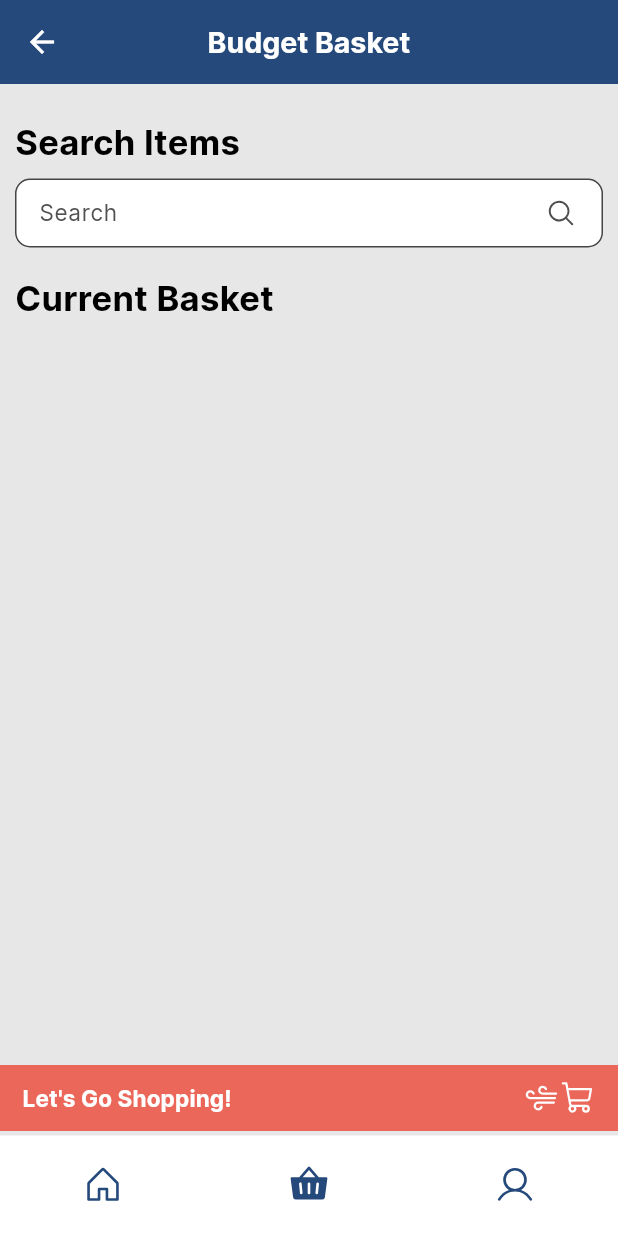
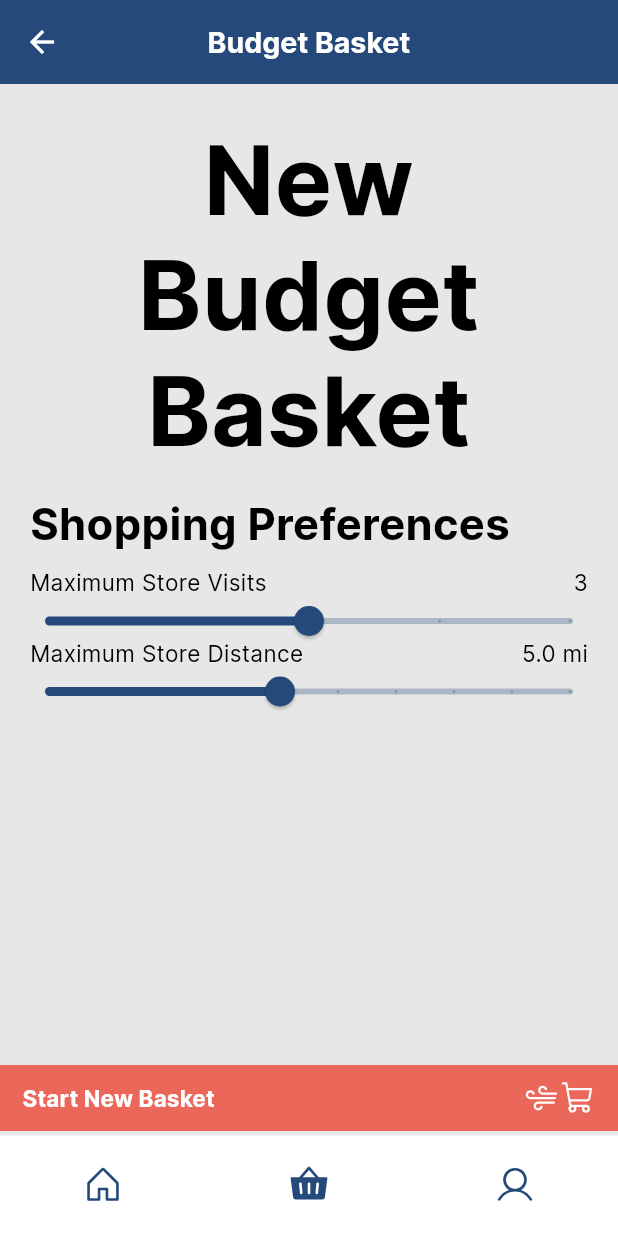
Before and after one commit to Eric-Fithian/budget-basket-app, a Flutter app: the screen it shows after launch, on a phone screen of 412 x 824 dp. Run offline on Flutter 3.47's test engine with Material 3 defaults, Android fonts, the phone set to English and light mode, and no system bars; our stand-ins replace geolocator, phosphor_flutter.

Commit message:
shopping preferences added. full shopping workflow is working

```diff
--- a/frontend/budget_basket/lib/main.dart
+++ b/frontend/budget_basket/lib/main.dart
@@ -2,6 +2,7 @@ import 'package:budget_basket/models/grocery_store.dart';
 import 'package:budget_basket/models/item.dart';
 import 'package:budget_basket/models/store_list.dart';
 import 'package:budget_basket/pages/loading_page.dart';
+import 'package:budget_basket/pages/new_basket_page.dart';
 import 'package:budget_basket/pages/shopping_page.dart';
 import 'package:budget_basket/providers/shopping_cart_provider.dart';
 import 'package:flutter/material.dart';
@@ -23,23 +24,24 @@ class MainApp extends StatelessWidget {
         ChangeNotifierProvider(create: (context) => ShoppingCartProvider()),
       ],
       child: MaterialApp(
-        home: BasketBuilderPage(
-          userPosition: Position(
-            latitude: 40.0150,
-            longitude: -105.2705,
-            altitude: 0,
-            speed: 0,
-            speedAccuracy: 0,
-            heading: 0,
-            accuracy: 0,
-            floor: 0,
-            timestamp: DateTime.now(),
-            altitudeAccuracy: 0,
-            headingAccuracy: 0,
-          ),
-          radiusInMiles: 10,
-          maxNumberOfStores: 10,
-        ),
+        home: NewBasketPage(),
+        // home: BasketBuilderPage(
+        //   userPosition: Position(
+        //     latitude: 40.0150,
+        //     longitude: -105.2705,
+        //     altitude: 0,
+        //     speed: 0,
+        //     speedAccuracy: 0,
+        //     heading: 0,
+        //     accuracy: 0,
+        //     floor: 0,
+        //     timestamp: DateTime.now(),
+        //     altitudeAccuracy: 0,
+        //     headingAccuracy: 0,
+        //   ),
+        //   radiusInMiles: 10,
+        //   maxNumberOfStores: 10,
+        // ),
         // home: ShoppingPage(storeLists: []),
       ),
     );
--- a/frontend/budget_basket/lib/pages/basket_builder_page.dart
+++ b/frontend/budget_basket/lib/pages/basket_builder_page.dart
@@ -107,7 +107,13 @@ class _BasketBuilderPageState extends State<BasketBuilderPage> {
           ),
         ),
         centerTitle: true, // Center the title
-        leading: Icon(Icons.arrow_back, color: Colors.white),
+        leading: IconButton(
+          icon: Icon(Icons.arrow_back),
+          color: Colors.white,
+          onPressed: () {
+            Navigator.pop(context);
+          },
+        ),
       ),
       body: Consumer<ShoppingCartProvider>(
           builder: (context, shoppingCartProvider, child) {
--- a/frontend/budget_basket/lib/pages/new_basket_page.dart
+++ b/frontend/budget_basket/lib/pages/new_basket_page.dart
@@ -0,0 +1,418 @@
+import 'package:budget_basket/api/api_service.dart';
+import 'package:budget_basket/components/basket_item.dart';
+import 'package:budget_basket/models/item.dart';
+import 'package:budget_basket/models/store_list.dart';
+import 'package:budget_basket/pages/basket_builder_page.dart';
+import 'package:budget_basket/pages/loading_page.dart';
+import 'package:budget_basket/pages/search_results.dart';
+import 'package:budget_basket/pages/shopping_page.dart';
+import 'package:budget_basket/providers/shopping_cart_provider.dart';
+import 'package:budget_basket/util/my_colors.dart';
+import 'package:flutter/material.dart';
+import 'package:geolocator/geolocator.dart';
+import 'package:phosphor_flutter/phosphor_flutter.dart';
+import 'package:provider/provider.dart';
+
+class NewBasketPage extends StatefulWidget {
+  const NewBasketPage({
+    super.key,
+  });
+
+  @override
+  State<NewBasketPage> createState() => _NewBasketPageState();
+}
+
+class _NewBasketPageState extends State<NewBasketPage> {
+  int _maxStoreVisits = 3;
+  double _radiusInMiles = 5;
+
+  void _updateMaxStoreVisits(double value) {
+    setState(() {
+      _maxStoreVisits = value.toInt();
+    });
+  }
+
+  void _updateRadiusInMiles(double value) {
+    setState(() {
+      _radiusInMiles = value;
+    });
+  }
+
+  void _startNewBasket() async {
+    // Request location permissions
+    LocationPermission permission = await Geolocator.checkPermission();
+    if (permission == LocationPermission.denied) {
+      permission = await Geolocator.requestPermission();
+      if (permission == LocationPermission.denied) {
+        // Permissions are denied, next time you could try
+        // requesting permissions again (this is also where
+        // Android's shouldShowRequestPermissionRationale
+        // returns true. According to Android guidelines
+        // your App should show an explanatory UI now.
+        return Future.error('Location permissions are denied');
+      }
+    }
+
+    if (permission == LocationPermission.deniedForever) {
+      // Permissions are denied forever, handle appropriately.
+      return Future.error(
+          'Location permissions are permanently denied, we cannot request permissions.');
+    }
+
+    // When we reach here, permissions are granted and we can
+    // continue accessing the position of the device.
+    Navigator.push(
+      context,
+      MaterialPageRoute(
+        builder: (context) => LoadingPage(),
+      ),
+    );
+
+    Position position = await Geolocator.getCurrentPosition(
+        desiredAccuracy: LocationAccuracy.high);
+
+    print("User's position: $position");
+
+    Navigator.pushReplacement(
+      context,
+      MaterialPageRoute(
+        builder: (context) => BasketBuilderPage(
+          userPosition: position,
+          radiusInMiles: 10,
+          maxNumberOfStores: 10,
+        ),
+      ),
+    );
+  }
+
+  @override
+  Widget build(BuildContext context) {
+    return Scaffold(
+      appBar: AppBar(
+        backgroundColor: MyColors.blue,
+        title: Text(
+          'Budget Basket',
+          style: TextStyle(
+            color: Colors.white,
+            fontFamily: "Inter",
+            fontWeight: FontWeight.w700,
+            fontSize: 19.0,
+          ),
+        ),
+        centerTitle: true, // Center the title
+        leading: Icon(Icons.arrow_back, color: Colors.white),
+      ),
+      body: SingleChildScrollView(
+        child: Column(
+          mainAxisSize: MainAxisSize.min,
+          mainAxisAlignment: MainAxisAlignment.start,
+          crossAxisAlignment: CrossAxisAlignment.start,
+          children: [
+            Container(
+              margin: EdgeInsets.only(top: 25, left: 10, right: 10, bottom: 20),
+              width: double.infinity,
+              child: Column(
+                mainAxisSize: MainAxisSize.min,
+                mainAxisAlignment: MainAxisAlignment.center,
+                crossAxisAlignment: CrossAxisAlignment.start,
+                children: [
+                  Container(
+                    width: double.infinity,
+                    child: Row(
+                      mainAxisSize: MainAxisSize.min,
+                      mainAxisAlignment: MainAxisAlignment.center,
+                      crossAxisAlignment: CrossAxisAlignment.center,
+                      children: [
+                        Text(
+                          'New\nBudget\nBasket',
+                          style: TextStyle(
+                            color: Colors.black,
+                            fontSize: 64,
+                            fontFamily: 'Inter',
+                            fontWeight: FontWeight.w700,
+                            height: 0,
+                          ),
+                          textAlign: TextAlign.center,
+                        ),
+                      ],
+                    ),
+                  ),
+                ],
+              ),
+            ),
+            Container(
+              margin: EdgeInsets.only(left: 20, right: 20, bottom: 20),
+              width: double.infinity,
+              child: Column(
+                mainAxisSize: MainAxisSize.min,
+                mainAxisAlignment: MainAxisAlignment.center,
+                crossAxisAlignment: CrossAxisAlignment.start,
+                children: [
+                  Container(
+                    width: double.infinity,
+                    child: Row(
+                      mainAxisSize: MainAxisSize.min,
+                      mainAxisAlignment: MainAxisAlignment.start,
+                      crossAxisAlignment: CrossAxisAlignment.center,
+                      children: [
+                        Text(
+                          'Shopping Preferences',
+                          style: TextStyle(
+                            color: Colors.black,
+                            fontSize: 29,
+                            fontFamily: 'Inter',
+                            fontWeight: FontWeight.w700,
+                            height: 0,
+                          ),
+                        ),
+                      ],
+                    ),
+                  ),
+                  const SizedBox(height: 10),
+                  // add a slider
+                  Container(
+                    width: double.infinity,
+                    child: Row(
+                      mainAxisSize: MainAxisSize.min,
+                      mainAxisAlignment: MainAxisAlignment.start,
+                      crossAxisAlignment: CrossAxisAlignment.center,
+                      children: [
+                        Text(
+                          'Maximum Store Visits',
+                          style: TextStyle(
+                            color: Colors.black,
+                            fontSize: 15,
+                            fontFamily: 'Inter',
+                            fontWeight: FontWeight.w400,
+                            height: 1.5,
+                          ),
+                        ),
+                        Expanded(child: SizedBox.shrink()),
+                        Text(
+                          '$_maxStoreVisits',
+                          style: TextStyle(
+                            color: Colors.black,
+                            fontSize: 15,
+                            fontFamily: 'Inter',
+                            fontWeight: FontWeight.w400,
+                            height: 1.5,
+                          ),
+                        ),
+                      ],
+                    ),
+                  ),
+                  SizedBox(height: 4),
+                  // add a slider
+                  SliderTheme(
+                    data: SliderThemeData(
+                      //make track take full width
+
+                      // Change the active track color
+                      activeTrackColor: MyColors.blue,
+                      // Change the inactive track color
+                      inactiveTrackColor: MyColors.blue.withOpacity(0.3),
+                      // Change the thumb color
+                      thumbColor: MyColors.blue,
+                      // Change the overlay color (shown when the thumb is pressed)
+                      overlayColor: Colors.transparent,
+                      // Change the track height (thickness)
+                      trackHeight: 4.0,
+                      // Customize the thumb shape
+                      thumbShape: RoundSliderThumbShape(enabledThumbRadius: 10),
+                      // Customize the overlay shape
+                      overlayShape: RoundSliderOverlayShape(overlayRadius: 0),
+                      // Customize the value indicator shape
+                      valueIndicatorShape: PaddleSliderValueIndicatorShape(),
+                      // Change the value indicator color
+                      valueIndicatorColor: MyColors.blue,
+                      // Customize the tick marks (shown when divisions are set)
+                      tickMarkShape: RoundSliderTickMarkShape(),
+                      // Change the active tick mark color
+                      activeTickMarkColor: MyColors.blue,
+                      // Change the inactive tick mark color
+                      inactiveTickMarkColor: MyColors.blue.withOpacity(0.3),
+                    ),
+                    child: Slider(
+                      value: _maxStoreVisits.toDouble(),
+                      min: 1,
+                      max: 5,
+                      divisions: 4,
+                      onChanged: (double value) => _updateMaxStoreVisits(value),
+                      label: '${_maxStoreVisits.toInt()}',
+                    ),
+                  ),
+                  Container(
+                    width: double.infinity,
+                    child: Row(
+                      mainAxisSize: MainAxisSize.min,
+                      mainAxisAlignment: MainAxisAlignment.start,
+                      crossAxisAlignment: CrossAxisAlignment.center,
+                      children: [
+                        Text(
+                          'Maximum Store Distance',
+                          style: TextStyle(
+                            color: Colors.black,
+                            fontSize: 15,
+                            fontFamily: 'Inter',
+                            fontWeight: FontWeight.w400,
+                            height: 1.5,
+                          ),
+                        ),
+                        Expanded(child: SizedBox.shrink()),
+                        Text(
+                          '$_radiusInMiles mi',
+                          style: TextStyle(
+                            color: Colors.black,
+                            fontSize: 15,
+                            fontFamily: 'Inter',
+                            fontWeight: FontWeight.w400,
+                            height: 1.5,
+                          ),
+                        ),
+                      ],
+                    ),
+                  ),
+                  SizedBox(height: 4),
+                  // add a slider
+                  SliderTheme(
+                    data: SliderThemeData(
+                      // Change the active track color
+                      activeTrackColor: MyColors.blue,
+                      // Change the inactive track color
+                      inactiveTrackColor: MyColors.blue.withOpacity(0.3),
+                      // Change the thumb color
+                      thumbColor: MyColors.blue,
+                      // Change the overlay color (shown when the thumb is pressed)
+                      overlayColor: Colors.transparent,
+                      // Change the track height (thickness)
+                      trackHeight: 4.0,
+                      // Customize the thumb shape
+                      thumbShape: RoundSliderThumbShape(enabledThumbRadius: 10),
+                      // Customize the overlay shape
+                      overlayShape: RoundSliderOverlayShape(overlayRadius: 0),
+                      // Customize the value indicator shape
+                      valueIndicatorShape: PaddleSliderValueIndicatorShape(),
+                      // Change the value indicator color
+                      valueIndicatorColor: MyColors.blue,
+                      // Customize the tick marks (shown when divisions are set)
+                      tickMarkShape: RoundSliderTickMarkShape(),
+                      // Change the active tick mark color
+                      activeTickMarkColor: MyColors.blue,
+                      // Change the inactive tick mark color
+                      inactiveTickMarkColor: MyColors.blue.withOpacity(0.3),
+                    ),
+                    child: Slider(
+                      value: _radiusInMiles.toDouble(),
+                      min: 1,
+                      max: 10,
+                      divisions: 9,
+                      onChanged: (double value) => _updateRadiusInMiles(value),
+                      label: '${_radiusInMiles.toInt()}',
+                    ),
+                  )
+                ],
+              ),
+            )
+          ],
+        ),
+      ),
+      bottomNavigationBar: Column(
+        mainAxisSize: MainAxisSize.min,
+        mainAxisAlignment: MainAxisAlignment.end,
+        children: [
+          Consumer<ShoppingCartProvider>(
+              builder: (context, shoppingCartProvider, child) {
+            return ElevatedButton(
+              onPressed: _startNewBasket,
+              style: ButtonStyle(
+                minimumSize:
+                    MaterialStateProperty.all(Size(double.infinity, 0)),
+                elevation: MaterialStateProperty.all(0),
+                backgroundColor: MaterialStateProperty.all(MyColors.red),
+                padding: MaterialStateProperty.all(
+                  EdgeInsets.symmetric(vertical: 10, horizontal: 15),
+                ),
+                shape: MaterialStateProperty.all(
+                  RoundedRectangleBorder(
+                    borderRadius: BorderRadius.circular(0),
+                  ),
+                ),
+              ),
+              child: Row(
+                mainAxisSize: MainAxisSize.min,
+                mainAxisAlignment: MainAxisAlignment.center,
+                crossAxisAlignment: CrossAxisAlignment.center,
+                children: [
+                  Text(
+                    "Start New Basket",
+                    style: TextStyle(
+                      color: Colors.white,
+                      fontSize: 15,
+                      fontFamily: 'Inter',
+                      fontWeight: FontWeight.w700,
+                      height: 0,
+                    ),
+                  ),
+                  Expanded(child: SizedBox.shrink()),
+                  Transform(
+                    alignment: Alignment.center,
+                    transform: Matrix4.identity()
+                      ..scale(-1.0, 1.0), // This flips the icon horizontally
+                    child: Icon(
+                      PhosphorIcons.wind(PhosphorIconsStyle.regular),
+                      color: Colors.white,
+                      size: 24,
+                    ),
+                  ),
+                  Icon(
+                    PhosphorIcons.shoppingCart(PhosphorIconsStyle.regular),
+                    color: Colors.white,
+                    size: 24,
+                  ),
+                ],
+              ),
+            );
+          }),
+          Container(
+            padding: const EdgeInsets.only(top: 5),
+            decoration: BoxDecoration(
+              color: Colors.white,
+              border: Border(
+                top: BorderSide(
+                  color: MyColors.black100,
+                  width: 1,
+                ),
+              ),
+            ),
+            child: BottomNavigationBar(
+              currentIndex: 1,
+              elevation: 0,
+              items: <BottomNavigationBarItem>[
+                BottomNavigationBarItem(
+                  icon: Icon(PhosphorIcons.house(), size: 28),
+                  label: 'Basket',
+                ),
+                BottomNavigationBarItem(
+                  icon: Icon(PhosphorIcons.basket(PhosphorIconsStyle.fill),
+                      size: 28),
+                  label: 'Home',
+                ),
+                BottomNavigationBarItem(
+                  icon: Icon(PhosphorIcons.user(), size: 28),
+                  label: 'Profile',
+                ),
+              ],
+              selectedItemColor: MyColors.blue,
+              unselectedItemColor: MyColors.blue,
+              showSelectedLabels: false,
+              showUnselectedLabels: false,
+              type: BottomNavigationBarType.fixed,
+              backgroundColor: Colors.transparent,
+            ),
+          ),
+        ],
+      ),
+      backgroundColor: MyColors.black100,
+    );
+  }
+}
--- a/frontend/budget_basket/lib/pages/shopping_page.dart
+++ b/frontend/budget_basket/lib/pages/shopping_page.dart
@@ -5,6 +5,7 @@ import 'package:budget_basket/models/grocery_store.dart';
 import 'package:budget_basket/models/item.dart';
 import 'package:budget_basket/models/store_list.dart';
 import 'package:budget_basket/pages/loading_page.dart';
+import 'package:budget_basket/pages/new_basket_page.dart';
 import 'package:budget_basket/pages/search_results.dart';
 import 'package:budget_basket/providers/shopping_cart_provider.dart';
 import 'package:budget_basket/util/my_colors.dart';
@@ -30,115 +31,10 @@ class ShoppingPage extends StatefulWidget {
 class _ShoppingPageState extends State<ShoppingPage>
     with SingleTickerProviderStateMixin {
   late TabController _tabController;
-  // late Item item1;
-  // late Item item2;
-  // late Item item3;
-  // late Item item4;
-  // late Item item5;
-  // late Item item6;
-  // late Position position;
-  // late StoreList storeListWalmart;
-  // late StoreList storeListTarget;
-  // late List<StoreList> storeLists;
 
   @override
   void initState() {
     super.initState();
-
-    // item1 = Item(
-    //   itemName:
-    //       "Organic Bananas Organic Bananas Organic Bananas Organic Bananas",
-    //   // itemDescription: "A bunch of organic bananas.",
-    //   itemStore: GroceryStore.KingSoopers,
-    //   itemDistance: 1.2,
-    //   itemPrice: 0.99,
-    //   itemSavings: 0.2,
-    //   itemImgUrl:
-    //       "https://m.media-amazon.com/images/I/81As7EJUNjL._AC_UF1000,1000_QL80_.jpg",
-    // );
-
-    // item2 = Item(
-    //   itemName: "Almond Milk",
-    //   itemDescription: "Unsweetened almond milk.",
-    //   itemStore: GroceryStore.Target,
-    //   itemDistance: 0.8,
-    //   itemPrice: 2.99,
-    //   itemSavings: 0.5,
-    //   // itemImgUrl: "https://example.com/almond_milk.jpg",
-    // );
-
-    // item3 = Item(
-    //   itemName: "Organic Strawberries",
-    //   itemDescription: "A carton of organic strawberries.",
-    //   itemStore: GroceryStore.Walmart,
-    //   itemDistance: 1.2,
-    //   itemPrice: 2.99,
-    //   itemSavings: 0.5,
-    //   // itemImgUrl: "https://example.com/strawberries.jpg",
-    // );
-
-    // item4 = Item(
-    //   itemName: "Organic Avocado",
-    //   itemDescription: "A single organic avocado.",
-    //   itemStore: GroceryStore.Walmart,
-    //   itemDistance: 1.2,
-    //   itemPrice: 1.99,
-    //   itemSavings: 0.3,
-    //   // itemImgUrl: "https://example.com/avocado.jpg",
-    // );
-
-    // item5 = Item(
-    //   itemName: "Organic Spinach",
-    //   itemDescription: "A bag of organic spinach.",
-    //   itemStore: GroceryStore.Walmart,
-    //   itemDistance: 1.2,
-    //   itemPrice: 2.99,
-    //   itemSavings: 0.5,
-    //   // itemImgUrl: "https://example.com/spinach.jpg",
-    // );
-
-    // item6 = Item(
-    //   itemName: "Organic Blueberries",
-    //   itemDescription: "A carton of organic blueberries.",
-    //   itemStore: GroceryStore.Walmart,
-    //   itemDistance: 1.2,
-    //   itemPrice: 3.99,
-    //   itemSavings: 0.7,
-    //   // itemImgUrl: "https://example.com/blueberries.jpg",
-    // );
-
-    // // Mock position
-    // position = Position(
-    //   latitude: 37.7749,
-    //   longitude: -122.4194,
-    //   timestamp: DateTime.now(),
-    //   accuracy: 0.0,
-    //   altitude: 0.0,
-    //   heading: 0.0,
-    //   speed: 0.0,
-    //   speedAccuracy: 0.0,
-    //   altitudeAccuracy: 0.0,
-    //   headingAccuracy: 0.0,
-    // );
-
-    // // StoreLists
-    // storeListWalmart = StoreList(
-    //   store: GroceryStore.Target,
-    //   location: position,
-    //   address: "1234 Elm St, San Francisco, CA 94107",
-    //   items: [item1, item3, item4, item5, item6],
-    // );
-
-    // storeListTarget = StoreList(
-    //   store: GroceryStore.TraderJoes,
-    //   location: position,
-    //   address: "5678 Oak St, San Francisco, CA 94107",
-    //   items: [item2],
-    // );
-
-    // // Testing list of StoreLists
-    // storeLists = [storeListWalmart, storeListTarget];
-
     // Initialize the TabController
     _tabController =
         TabController(length: widget.storeLists.length, vsync: this);
@@ -169,6 +65,18 @@ class _ShoppingPageState extends State<ShoppingPage>
     } else {
       throw 'Could not launch URL';
     }
+  }
+
+  void _onDoneShopping() {
+    // Clear the shopping cart
+    Provider.of<ShoppingCartProvider>(context, listen: false).clearItems();
+    // Navigate to the loading page
+    Navigator.push(
+      context,
+      MaterialPageRoute(
+        builder: (context) => NewBasketPage(),
+      ),
+    );
   }
 
   @override
@@ -409,7 +317,7 @@ class _ShoppingPageState extends State<ShoppingPage>
         mainAxisAlignment: MainAxisAlignment.end,
         children: [
           ElevatedButton(
-            onPressed: () {},
+            onPressed: _onDoneShopping,
             style: ButtonStyle(
               minimumSize: MaterialStateProperty.all(Size(double.infinity, 0)),
               elevation: MaterialStateProperty.all(0),
--- a/frontend/budget_basket/lib/providers/shopping_cart_provider.dart
+++ b/frontend/budget_basket/lib/providers/shopping_cart_provider.dart
@@ -14,6 +14,11 @@ class ShoppingCartProvider with ChangeNotifier {
 
   void removeItem(Item item) {
     _items.remove(item);
+    notifyListeners();
+  }
+
+  void clearItems() {
+    _items.clear();
     notifyListeners();
   }
 }
```
Also changed, not shown: 3 other files.
